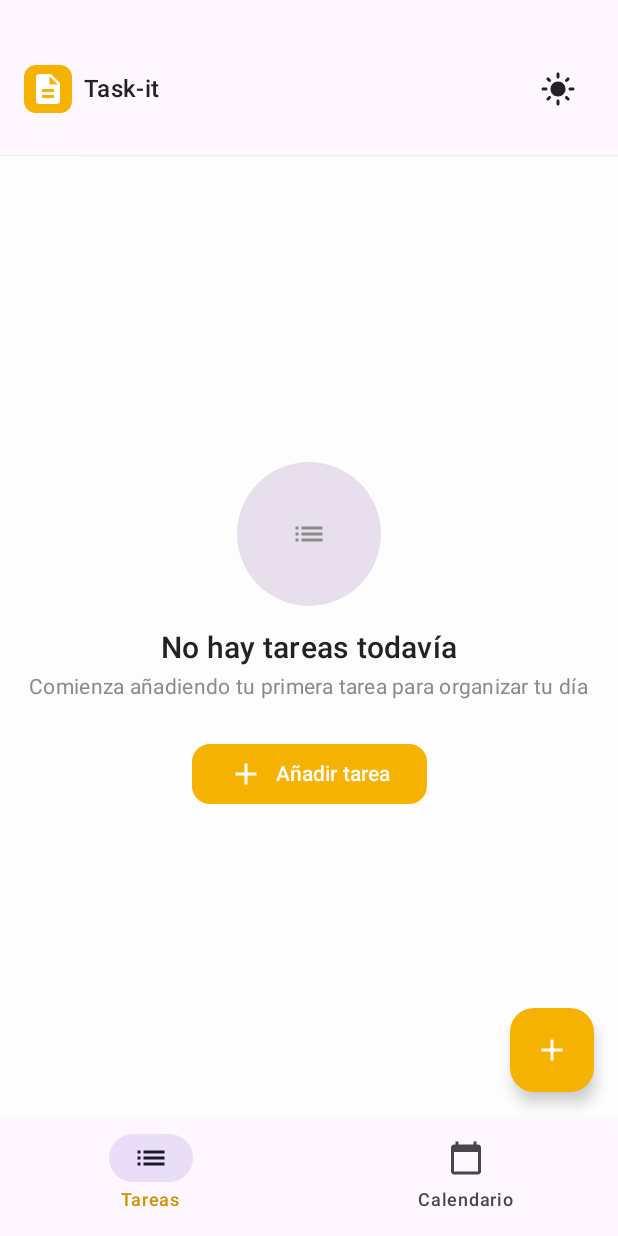
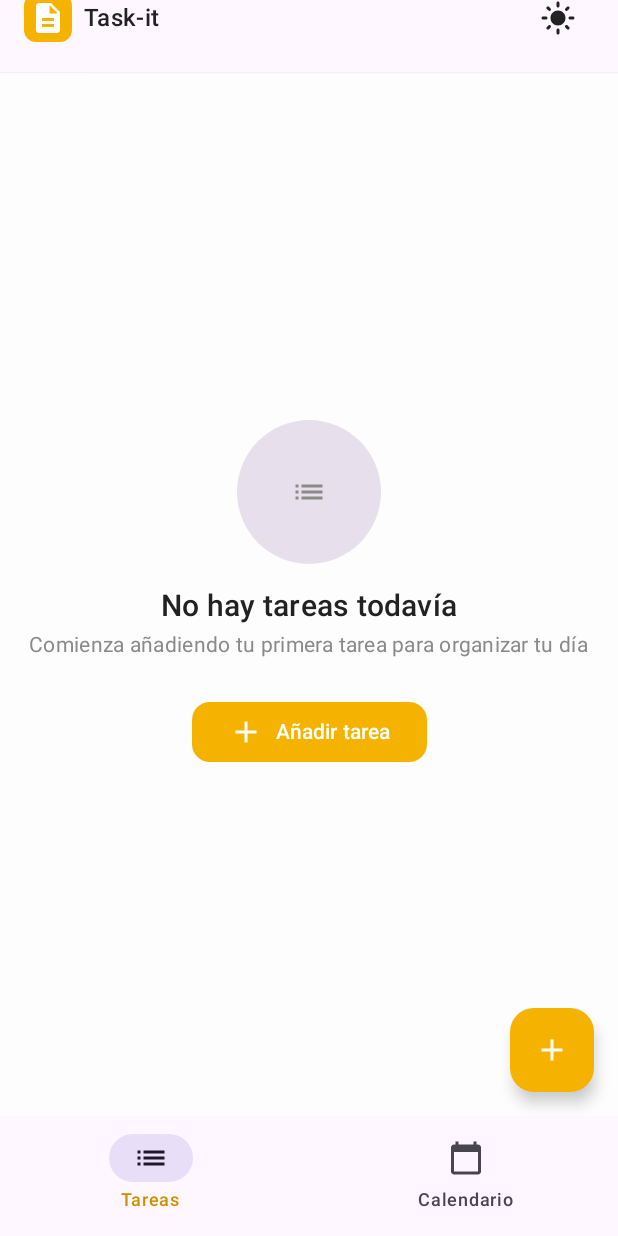
Before and after one commit to Diegomez15/task-it, an Android app built with Jetpack Compose: the screen it shows after launch (MainActivity), on a phone screen of 412 x 824 dp. Run offline under Robolectric (Android 15) with nearby library versions, the phone set to English and light mode, and no system bars; our stand-ins replace Room's generated code.

Commit message:
Fixed edge-to-edge and taskbar overlap

```diff
--- a/app/src/main/java/com/example/task_it/presentation/MainActivity.kt
+++ b/app/src/main/java/com/example/task_it/presentation/MainActivity.kt
@@ -5,11 +5,24 @@ import androidx.activity.ComponentActivity
 import androidx.activity.compose.setContent
 import com.example.task_it.presentation.navigation.AppNavHost
 import com.example.task_it.presentation.theme.TaskitTheme
+import androidx.activity.enableEdgeToEdge
+import androidx.activity.SystemBarStyle
+
 
 class MainActivity : ComponentActivity() {
 
     override fun onCreate(savedInstanceState: Bundle?) {
         super.onCreate(savedInstanceState)
+        enableEdgeToEdge(
+            statusBarStyle = SystemBarStyle.auto(
+                lightScrim = android.graphics.Color.TRANSPARENT,
+                darkScrim = android.graphics.Color.TRANSPARENT
+            ),
+            navigationBarStyle = SystemBarStyle.auto(
+                lightScrim = android.graphics.Color.TRANSPARENT,
+                darkScrim = android.graphics.Color.TRANSPARENT
+            )
+        )
         setContent {
             TaskitTheme {
                 AppNavHost()   // Por ahora solo mostrará la HomeScreen
--- a/app/src/main/java/com/example/task_it/presentation/tasks/list/TaskListScreen.kt
+++ b/app/src/main/java/com/example/task_it/presentation/tasks/list/TaskListScreen.kt
@@ -26,6 +26,10 @@ import androidx.lifecycle.viewmodel.compose.viewModel
 import com.example.task_it.presentation.theme.TextSecondary
 import com.example.task_it.presentation.theme.YellowPrimary
 import androidx.compose.runtime.getValue
+import androidx.compose.foundation.layout.WindowInsets
+import androidx.compose.foundation.layout.statusBars
+import androidx.compose.foundation.layout.windowInsetsPadding
+
 
 
 
@@ -96,13 +100,14 @@ private fun TaskTopBar() {
         Row(
             modifier = Modifier
                 .fillMaxWidth()
-                .padding(horizontal = 16.dp, vertical = 20.dp),
+                .windowInsetsPadding(WindowInsets.statusBars) // ✅ separa del status bar
+                .padding(horizontal = 16.dp),
             verticalAlignment = Alignment.CenterVertically,
             horizontalArrangement = Arrangement.SpaceBetween
         ) {
             Row(
-                verticalAlignment = Alignment.CenterVertically,
-                modifier = Modifier.padding(top = 15.dp)
+                modifier = Modifier.offset(y = (-12).dp), // 👈 mueve todo hacia arriba
+                verticalAlignment = Alignment.CenterVertically
             ) {
                 Box(
                     modifier = Modifier
@@ -127,8 +132,8 @@ private fun TaskTopBar() {
             }
 
             Row(
-                verticalAlignment = Alignment.CenterVertically,
-                modifier = Modifier.padding(top = 15.dp)
+                modifier = Modifier.offset(y = (-12).dp),
+                verticalAlignment = Alignment.CenterVertically
             ) {
                 IconButton(onClick = { /* TODO: Cambiar tema */ }) {
                     Icon(
@@ -136,11 +141,11 @@ private fun TaskTopBar() {
                         contentDescription = "Cambiar tema"
                     )
                 }
-                // Aquí podrías añadir un avatar / icono de usuario si quieres
             }
         }
     }
 }
+
 
 @Composable
 private fun EmptyTaskState(
```
